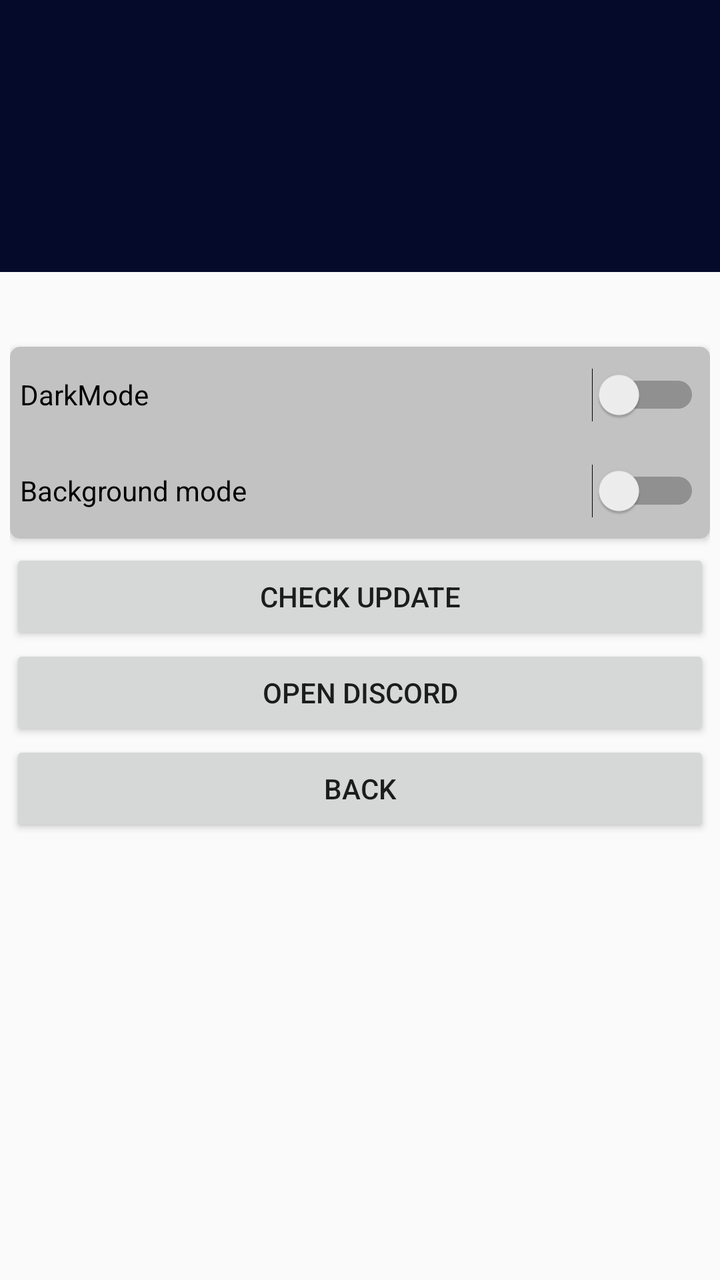
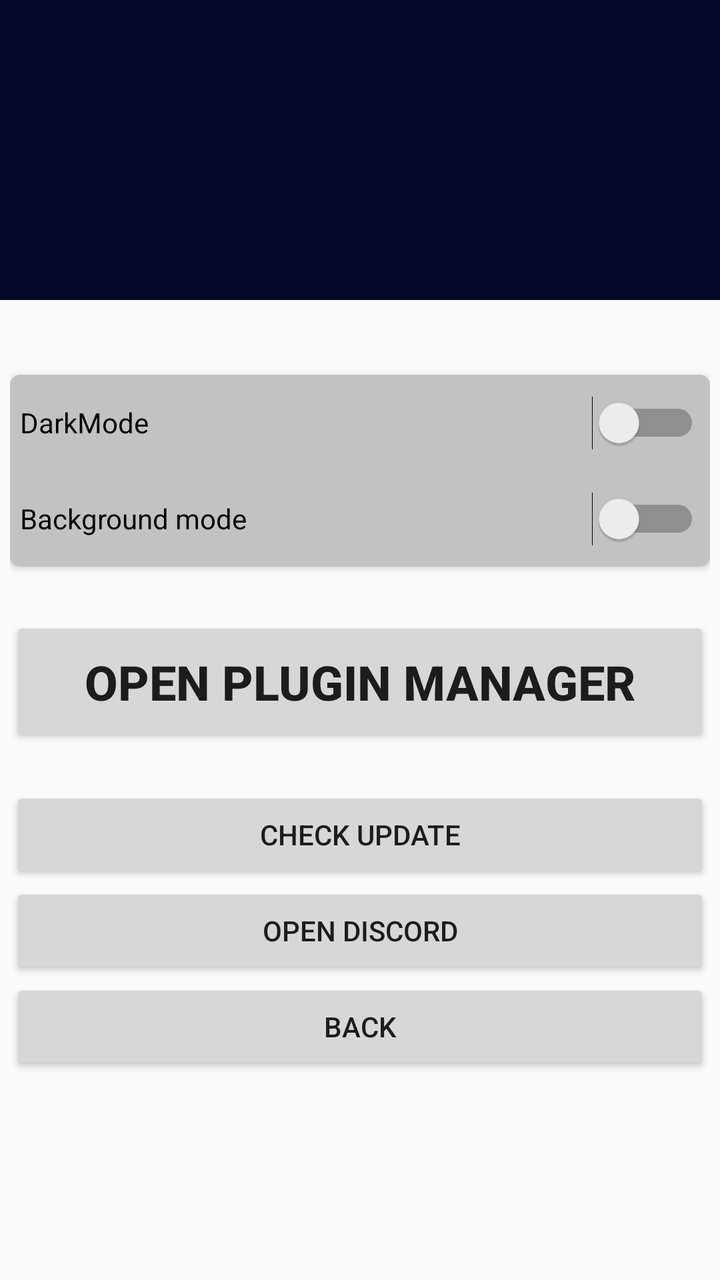

Before-and-after screenshots of an Android layout around one commit, followed by the original layout XML and the change that was made.
<!-- AndroidManifest.xml: application theme AppTheme -->
<!-- res/layout/activity_settings.xml -->
<?xml version="1.0" encoding="utf-8"?>
<androidx.coordinatorlayout.widget.CoordinatorLayout
    xmlns:android="http://schemas.android.com/apk/res/android"
    xmlns:app="http://schemas.android.com/apk/res-auto"
    xmlns:tools="http://schemas.android.com/tools"
    android:layout_width="match_parent"
    android:layout_height="match_parent"
    tools:context=".SettingsView">

    <LinearLayout
        android:layout_width="match_parent"
        android:layout_height="match_parent"
        android:orientation="vertical">

        <ImageView
            android:id="@+id/imageView"
            android:layout_width="match_parent"
            android:layout_height="136dp"
            android:background="#050A2A"
            app:srcCompat="@mipmap/ic_launcher"
            android:contentDescription="@string/todo" />

        <LinearLayout
            android:id="@+id/settings"
            android:layout_width="match_parent"
            android:layout_height="match_parent"
            android:orientation="vertical"
            android:paddingStart="5dp"
            android:paddingEnd="5dp">

            <TextView
                android:id="@+id/info"
                android:layout_width="match_parent"
                android:layout_height="wrap_content"
                android:textAlignment="center"
                android:textSize="24sp" />

            <androidx.cardview.widget.CardView
                android:layout_width="match_parent"
                android:layout_height="wrap_content"
                android:layout_marginTop="5dp"
                android:layout_marginBottom="5dp"
                android:paddingLeft="5dp"
                android:paddingRight="5dp"
                app:cardBackgroundColor="@color/gray"
                app:cardCornerRadius="5dp"
                app:contentPaddingLeft="5dp"
                app:contentPaddingRight="5dp">

                <LinearLayout
                    android:layout_width="match_parent"
                    android:layout_height="match_parent"
                    android:orientation="vertical">

                    <Switch
                        android:id="@+id/darkswitch"
                        android:layout_width="match_parent"
                        android:layout_height="wrap_content"
                        android:minHeight="48dp"
                        android:text="@string/darkmode"
                        tools:ignore="UseSwitchCompatOrMaterialXml" />

                    <Switch
                        android:id="@+id/backgroundswitch"
                        android:layout_width="match_parent"
                        android:layout_height="wrap_content"
                        android:minHeight="48dp"
                        android:text="@string/background_mode"
                        tools:ignore="UseSwitchCompatOrMaterialXml" />
                </LinearLayout>

            </androidx.cardview.widget.CardView>

            <Button
                android:id="@+id/checkUpdate"
                android:layout_width="match_parent"
                android:layout_height="wrap_content"
                android:text="@string/check_update"
            />

            <Button
                android:id="@+id/openDiscord"
                android:layout_width="match_parent"
                android:layout_height="wrap_content"
                android:text="@string/open_discord" />

            <Button
                android:id="@+id/button_back"
                android:layout_width="match_parent"
                android:layout_height="wrap_content"
                android:text="@string/back" />

        </LinearLayout>

    </LinearLayout>


</androidx.coordinatorlayout.widget.CoordinatorLayout>
<!-- resources referenced by this layout -->
<resources>
  <color name="gray">#C2C2C2</color>
  <!-- mipmap ic_launcher (mipmap-anydpi-v26) -->
  <?xml version="1.0" encoding="utf-8"?>
  <adaptive-icon xmlns:android="http://schemas.android.com/apk/res/android">
      <background android:drawable="@drawable/ic_launcher_background"/>
      <foreground android:drawable="@mipmap/ic_launcher_foreground"/>
  </adaptive-icon>
  <string name="back">Back</string>
  <string name="background_mode">Background mode</string>
  <string name="check_update">Check Update</string>
  <string name="darkmode">DarkMode</string>
  <string name="open_discord">Open Discord</string>
  <string name="todo">TODO</string>
  <style name="AppTheme" parent="Theme.AppCompat.DayNight.NoActionBar">
          <item name="android:windowNoTitle">true</item>
          <item name="android:windowContentOverlay">@null</item>
  
  
          
          <item name="colorPrimary">#050A2A</item>
          <item name="colorPrimaryVariant">#100033</item>
          <item name="colorOnPrimary">@color/white</item>
          
          <item name="colorSecondary">@color/teal_200</item>
          <item name="colorSecondaryVariant">@color/teal_700</item>
          <item name="colorOnSecondary">@color/black</item>
  
      </style>
  <!-- drawable ic_launcher_background: vector/xml drawable (drawable, 4866 chars, omitted) -->
  <color name="white">#FFFFFFFF</color>
  <color name="teal_200">#FF03DAC5</color>
  <color name="teal_700">#FF018786</color>
  <color name="black">#FF000000</color>
</resources>

<!-- the commit's change to res/layout/activity_settings.xml (unified diff, before → after) -->
@@ -15,10 +15,13 @@
         <ImageView
             android:id="@+id/imageView"
             android:layout_width="match_parent"
-            android:layout_height="136dp"
+            android:layout_height="150dp"
+            android:adjustViewBounds="false"
             android:background="#050A2A"
-            app:srcCompat="@mipmap/ic_launcher"
-            android:contentDescription="@string/todo" />
+            android:contentDescription="@string/todo"
+            android:cropToPadding="false"
+            android:scaleType="centerCrop"
+            app:srcCompat="@drawable/banner" />
 
         <LinearLayout
             android:id="@+id/settings"
@@ -67,16 +70,28 @@
                         android:minHeight="48dp"
                         android:text="@string/background_mode"
                         tools:ignore="UseSwitchCompatOrMaterialXml" />
+
                 </LinearLayout>
 
             </androidx.cardview.widget.CardView>
+
+            <Button
+                android:id="@+id/PluginManagerBtn"
+                android:layout_width="match_parent"
+                android:layout_height="65dp"
+                android:text="@string/open_plugin_manager"
+                android:textSize="24sp"
+                android:textStyle="bold"
+                android:layout_marginTop="20dp"
+                />
 
             <Button
                 android:id="@+id/checkUpdate"
                 android:layout_width="match_parent"
                 android:layout_height="wrap_content"
                 android:text="@string/check_update"
-            />
+                android:layout_marginTop="20dp"
+                />
 
             <Button
                 android:id="@+id/openDiscord"
@@ -90,6 +105,15 @@
                 android:layout_height="wrap_content"
                 android:text="@string/back" />
 
+            <FrameLayout
+                android:id="@+id/frameLayout"
+                android:layout_width="match_parent"
+                android:layout_height="match_parent"
+                android:name="xyz.webtubeapp.PluginManagerView"
+                >
+
+            </FrameLayout>
+
         </LinearLayout>
 
     </LinearLayout>
<!-- resource entries referenced after the edit -->
@@ -1,17 +1,13 @@
 <!-- resources referenced by this layout -->
 <resources>
   <color name="gray">#C2C2C2</color>
-  <!-- mipmap ic_launcher (mipmap-anydpi-v26) -->
-  <?xml version="1.0" encoding="utf-8"?>
-  <adaptive-icon xmlns:android="http://schemas.android.com/apk/res/android">
-      <background android:drawable="@drawable/ic_launcher_background"/>
-      <foreground android:drawable="@mipmap/ic_launcher_foreground"/>
-  </adaptive-icon>
+  <!-- drawable banner: png bitmap (drawable, 686733 bytes) -->
   <string name="back">Back</string>
   <string name="background_mode">Background mode</string>
   <string name="check_update">Check Update</string>
   <string name="darkmode">DarkMode</string>
   <string name="open_discord">Open Discord</string>
+  <string name="open_plugin_manager">Open plugin manager</string>
   <string name="todo">TODO</string>
   <style name="AppTheme" parent="Theme.AppCompat.DayNight.NoActionBar">
           <item name="android:windowNoTitle">true</item>
@@ -28,7 +24,6 @@
           <item name="colorOnSecondary">@color/black</item>
   
       </style>
-  <!-- drawable ic_launcher_background: vector/xml drawable (drawable, 4866 chars, omitted) -->
   <color name="white">#FFFFFFFF</color>
   <color name="teal_200">#FF03DAC5</color>
   <color name="teal_700">#FF018786</color>
